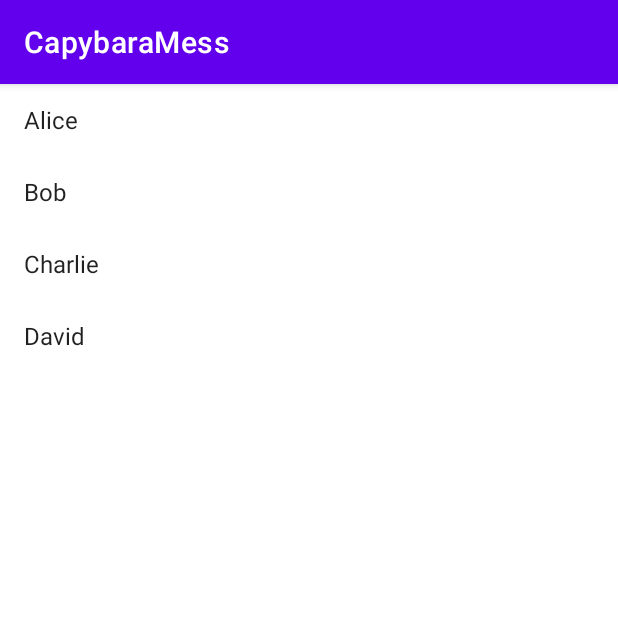
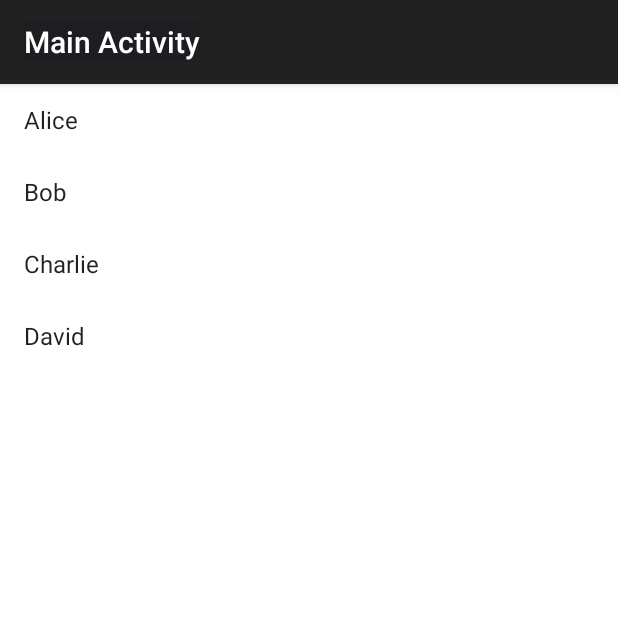
Before and after one commit to mfedorcz/CapybaraMess, an Android app: the screen it shows after launch (MainActivity), on a phone screen of 412 x 824 dp, the top half of it. Run offline under Robolectric (Android 15) with nearby library versions, the phone set to English and light mode, and no system bars.

```diff
--- a/app/src/main/java/com/example/capybaramess/MainActivity.java
+++ b/app/src/main/java/com/example/capybaramess/MainActivity.java
@@ -1,6 +1,10 @@
 package com.example.capybaramess;
 
 import android.os.Bundle;
+import android.view.LayoutInflater;
+import android.view.View;
+import android.widget.TextView;
+
 import androidx.appcompat.app.AppCompatActivity;
 import androidx.recyclerview.widget.LinearLayoutManager;
 import androidx.recyclerview.widget.RecyclerView;
@@ -14,15 +18,19 @@ public class MainActivity extends AppCompatActivity {
         super.onCreate(savedInstanceState);
         setContentView(R.layout.main_activity);
 
+        // Setting up the custom ActionBar
+        getSupportActionBar().setDisplayShowCustomEnabled(true);
+        getSupportActionBar().setDisplayShowTitleEnabled(false);
+        View customView = LayoutInflater.from(this).inflate(R.layout.action_bar_main_activity, null);
+        TextView titleText = customView.findViewById(R.id.actionbar_title);
+        titleText.setText("Main Activity");
+        getSupportActionBar().setCustomView(customView);
+
+
         RecyclerView contactsRecyclerView = findViewById(R.id.contactsRecyclerView);
         contactsRecyclerView.setLayoutManager(new LinearLayoutManager(this));
         ContactsAdapter adapter = new ContactsAdapter(this, contacts);
         contactsRecyclerView.setAdapter(adapter);
 
-        //contactsListView.setOnItemClickListener((parent, view, position, id) -> {
-        //    Intent intent = new Intent(MainActivity.this, ConversationActivity.class);
-        //    intent.putExtra("contactName", contacts[position]);
-        //    startActivity(intent);
-        //});
     }
 }
--- /dev/null
+++ b/app/src/main/res/layout/action_bar_main_activity.xml
@@ -0,0 +1,15 @@
+<?xml version="1.0" encoding="utf-8"?>
+<RelativeLayout xmlns:android="http://schemas.android.com/apk/res/android"
+    android:layout_width="match_parent"
+    android:layout_height="?attr/actionBarSize"
+    android:background="@color/colorPrimary">
+
+    <TextView
+        android:id="@+id/actionbar_title"
+        android:layout_width="wrap_content"
+        android:layout_height="wrap_content"
+        android:layout_centerInParent="true"
+        android:text="@string/app_name"
+        android:textAppearance="@style/TextAppearance.AppCompat.Widget.ActionBar.Title"
+        android:textColor="@android:color/white" />
+</RelativeLayout>
--- a/app/src/main/res/values/colors.xml
+++ b/app/src/main/res/values/colors.xml
@@ -7,4 +7,5 @@
     <color name="teal_700">#FF018786</color>
     <color name="black">#FF000000</color>
     <color name="white">#FFFFFFFF</color>
+    <color name="colorPrimary">#1D1E22</color>
 </resources>
--- a/app/src/main/res/values/strings.xml
+++ b/app/src/main/res/values/strings.xml
@@ -1,3 +1,4 @@
 <resources>
     <string name="app_name">CapybaraMess</string>
+    <string name="back_button_description">Go back.</string>
 </resources>
--- a/app/src/main/res/values/themes.xml
+++ b/app/src/main/res/values/themes.xml
@@ -2,7 +2,6 @@
     <!-- Base application theme. -->
     <style name="Theme.CapybaraMess" parent="Theme.MaterialComponents.DayNight.DarkActionBar">
         <!-- Primary brand color. -->
-        <item name="colorPrimary">@color/purple_500</item>
         <item name="colorPrimaryVariant">@color/purple_700</item>
         <item name="colorOnPrimary">@color/white</item>
         <!-- Secondary brand color. -->
@@ -10,7 +9,7 @@
         <item name="colorSecondaryVariant">@color/teal_700</item>
         <item name="colorOnSecondary">@color/black</item>
         <!-- Status bar color. -->
-        <item name="android:statusBarColor">?attr/colorPrimaryVariant</item>
+        <item name="android:statusBarColor">?attr/colorPrimary</item>
         <!-- Customize your theme here. -->
     </style>
 </resources>
```
Also changed, not shown: app/src/main/java/com/example/capybaramess/ConversationActivity.java (+23 -0 lines), app/src/main/res/drawable/ic_back.xml (added, +12 -0 lines), app/src/main/res/layout/action_bar_act_conversation.xml (added, +26 -0 lines).
